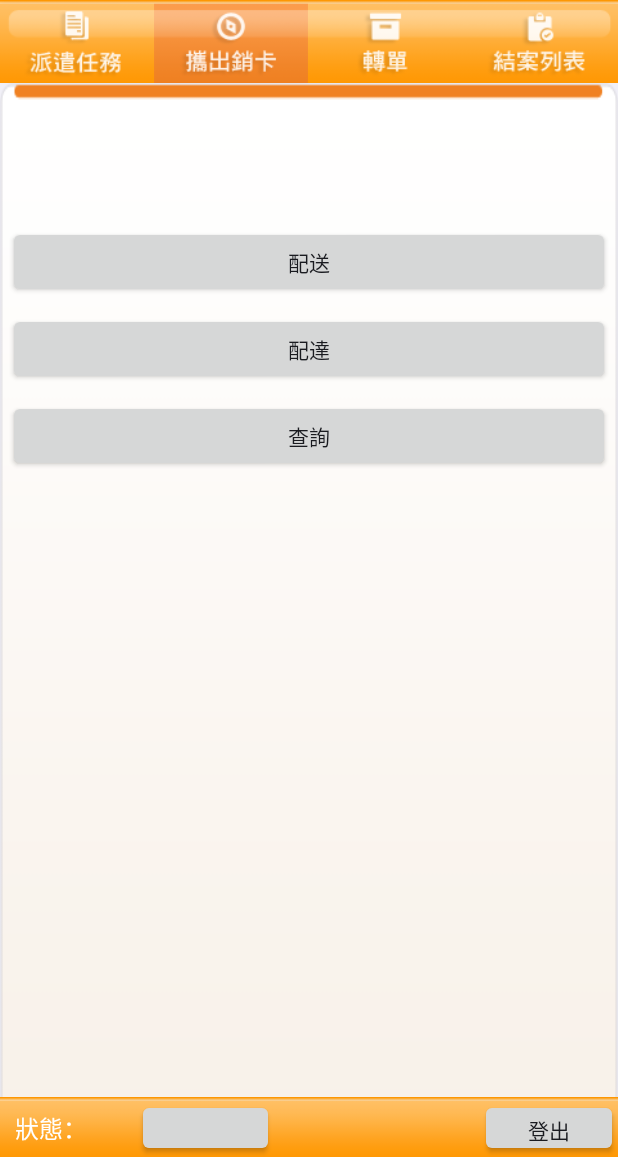
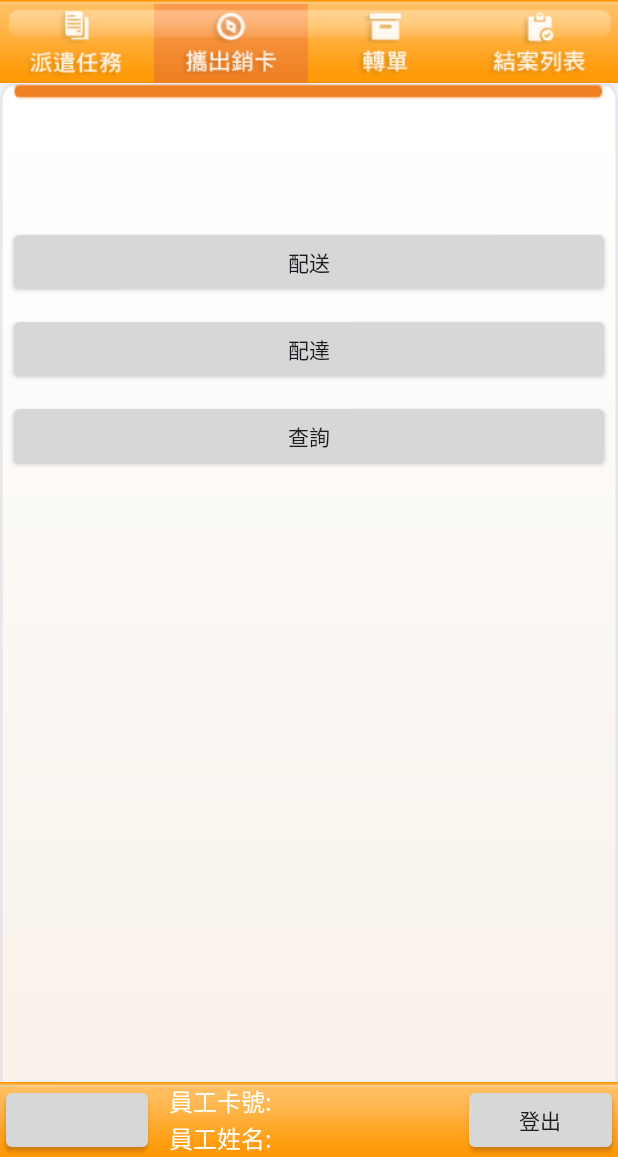
Before and after one commit to tom710236/dan, an Android app: the DataListFrg screen opened directly, with no data from a screen before it, after a tap on an icon or button, on a phone screen of 412 x 824 dp, the part 79-1236 px from its top. Run offline under Robolectric (Android 15) with nearby library versions, the phone set to English and light mode, and no system bars; network calls fail; 3 statements that could not run were skipped.

Commit message:
登入畫面修改後  更新案件編號不存在情境和部分派遣任務處理方式

```diff
--- a/app/src/main/java/com/example/motoapp/DataListFrg.java
+++ b/app/src/main/java/com/example/motoapp/DataListFrg.java
@@ -70,6 +70,7 @@ public class DataListFrg extends Activity implements SurfaceHolder.Callback {
 	Handler handlerTask;
 	Handler handlerListView;
 	Handler handlerThread;
+    Handler handlerGet;
 	clsLoginInfo objLoginInfo;
 	ListViewAdpater adpater;
 	Button button_DoList;
@@ -147,6 +148,16 @@ public class DataListFrg extends Activity implements SurfaceHolder.Callback {
 		/*鍵盤事件*/
 		setKeyListener();
 
+		//員工卡號姓名設定
+		clsLoginInfo objL = new clsLoginInfo(context);
+		objL.Load();
+		TextView tID = (TextView)findViewById(R.id.TextID);
+		TextView tName = (TextView)findViewById(R.id.TextName);
+		tID.setText(objL.UserID);
+		tName.setText(objL.UserName);
+
+
+
 		// 0代表橫向、1代表縱向
 		//this.setRequestedOrientation(1);
 		// 設為横向顯示。因為攝影頭會自動翻轉90度，所以如果不横向顯示，看到的畫面就是翻轉的。
@@ -173,7 +184,7 @@ public class DataListFrg extends Activity implements SurfaceHolder.Callback {
 					clsHttpPostAPI.CallAPI(context, "API002");
 
 					int i = clsHttpPostAPI.from_get_json;
-					Log.e("i", String.valueOf(i));
+					Log.e("clsHttpPostAPI", String.valueOf(i));
 					display();
 
 					myDialog = ProgressDialog.show(context, "載入中", "資料讀取中，請稍後！", false);
@@ -284,6 +295,7 @@ public class DataListFrg extends Activity implements SurfaceHolder.Callback {
 			public void onClick(View v) {
 				Log.e("下一步","下一步");
 				new clsHttpPostAPI().CallAPI(context, "API030");
+
 				type="040";
 				display();
 			}
@@ -310,7 +322,7 @@ public class DataListFrg extends Activity implements SurfaceHolder.Callback {
 
 
 
-		/* 託運單拍照後送出 */
+		/* 託運單拍照後傳送 */
 		Button button_Send = (Button) findViewById(R.id.button_Send);
 		button_Send.setOnClickListener(new OnClickListener() {
 
@@ -555,6 +567,7 @@ public class DataListFrg extends Activity implements SurfaceHolder.Callback {
 						// dialog = ProgressDialog.show(MainActivity.this,
 						// "逾時接單", "等待詢車中...", true);
 					}
+
 
 				} catch (Exception e) {
 					// TODO Auto-generated catch block
@@ -707,8 +720,8 @@ public class DataListFrg extends Activity implements SurfaceHolder.Callback {
 									context, R.layout.myspinner, objList);
 
 							Spinner_SetGoods.setAdapter(Adapter);
-
 							type = "05";
+
 							display();
 
 							break;
@@ -718,7 +731,8 @@ public class DataListFrg extends Activity implements SurfaceHolder.Callback {
 							objDB.openDB();
 							objDB.UpdateTaskStatus("51", Application.strCaseID);
 							objDB.DBClose();
-							type = "51";
+							//type = "51";
+							type = "71";
 							display();
 							break;
 
@@ -782,7 +796,13 @@ public class DataListFrg extends Activity implements SurfaceHolder.Callback {
 					}
 
 					if (Result.equals("4")) {
-						clsDialog.Show(context, "ERROR", "");
+						clsDialog.Show(context, "ERROR", "案件編號不存在");
+                        objDB.openDB();
+                        objDB.UpdateTaskStatus("AA", Application.strCaseID);
+                        objDB.DBClose();
+                        myDialog.dismiss();
+                        type="71";
+                        display();
 
 					}
 
@@ -826,6 +846,8 @@ public class DataListFrg extends Activity implements SurfaceHolder.Callback {
 				}
 			}
 		};
+
+
 
 		//上排按鈕設定
 		button_DoList = (Button) findViewById(R.id.button_DoList);
@@ -1781,6 +1803,7 @@ public class DataListFrg extends Activity implements SurfaceHolder.Callback {
 			listView.setAdapter(adpater);
 			Log.e("type",type);
 		}
+
 	}
 
 	public void onStart() {
@@ -1982,9 +2005,9 @@ public class DataListFrg extends Activity implements SurfaceHolder.Callback {
 		Application.IsCreateData = ((CheckBox) findViewById(R.id.chkCreateData))
 				.isChecked();
 
-		if (Application.IsCreateData==true){
+		if (Application.IsCreateData == true) {
 			KeyinFile = 1;
-		}else {
+		} else {
 			KeyinFile = 0;
 		}
 
@@ -1997,7 +2020,7 @@ public class DataListFrg extends Activity implements SurfaceHolder.Callback {
 		objL.Load();
 
 
-		String url = "http://efms.hinet.net/FMS_WSMotor/Services/API/Motor_Dispatch/Upload_For\n" +
+		String url = Application.ChtUrl + "Services/API/Motor_Dispatch/Upload_For\n" +
 				"wardOrder.aspx";
 		final MediaType MEDIA_TYPE_PNG = MediaType.parse("image/jpg");
 		OkHttpClient client = new OkHttpClient();
@@ -2040,7 +2063,7 @@ public class DataListFrg extends Activity implements SurfaceHolder.Callback {
 						runOnUiThread(new Runnable() {
 							@Override
 							public void run() {
-								type="71";
+								type = "71";
 								display();
 							}
 						});
@@ -2058,7 +2081,7 @@ public class DataListFrg extends Activity implements SurfaceHolder.Callback {
 								ImageView imv;
 								imv = (ImageView) findViewById(R.id.imageView);
 								imv.setImageBitmap(bmp);
-								type="41";
+								type = "41";
 								display();
 
 							}
@@ -2069,10 +2092,12 @@ public class DataListFrg extends Activity implements SurfaceHolder.Callback {
 			});
 
 
-		}else{
+		} else {
 			Toast.makeText(DataListFrg.this, "請確認是否有拍照", Toast.LENGTH_SHORT).show();
 
 		}
 	}
 	}
+
+
 }
--- a/app/src/main/java/com/example/motoapp/InOutFrg.java
+++ b/app/src/main/java/com/example/motoapp/InOutFrg.java
@@ -107,6 +107,15 @@ public class InOutFrg extends Activity {
 		{
 			Application.strDate = strDate;
 		}*/
+
+
+		//員工卡號姓名設定
+		clsLoginInfo objL = new clsLoginInfo(context);
+		objL.Load();
+		TextView tID = (TextView)findViewById(R.id.TextID);
+		TextView tName = (TextView)findViewById(R.id.TextName);
+		tID.setText(objL.UserID);
+		tName.setText(objL.UserName);
 
 		SysApplication.getInstance().addActivity(this);
 		listView = (ListView) findViewById(R.id.listView_Reason);
--- a/app/src/main/java/com/example/motoapp/clsHttpPostAPI.java
+++ b/app/src/main/java/com/example/motoapp/clsHttpPostAPI.java
@@ -176,7 +176,7 @@ public class clsHttpPostAPI extends Activity {
 						"&TransportID="+Application.strCar+
 						"&key="+Application.strKey;
 						//"&lon=121.48225"+ "&lat=25.02479";
-				Log.e("strUrl",strUrl);
+				//Log.e("strUrl",strUrl);
 				clsLogger.i("Login", strUrl);
 				strRequestJSON = objHttppost.Invoke(strUrl, "");
 				JSONObject json = new JSONObject(strRequestJSON);
@@ -214,7 +214,6 @@ public class clsHttpPostAPI extends Activity {
 				JSONObject json = new JSONObject(strRequestJSON);
 				from_get_json = json.getInt("Result");
 				Log.e("from_get_json", String.valueOf(from_get_json));
-
 				json.put("Type", "1");
 				if(handlerTask!=null)
 				Log.e("json1", String.valueOf(json));
@@ -632,7 +631,7 @@ public class clsHttpPostAPI extends Activity {
 				objDB = new dbLocations(context);
 				objDB.openDB();
 				clsTask objT = objDB.LoadTask(Application.strCaseID);
-				objDB.UpdateTaskStatus("06", objT.CaseID);
+				objDB.UpdateTaskStatus("41", objT.CaseID);
 				objDB.DBClose();
 
 				clsLoginInfo objL = new clsLoginInfo(context);
--- a/app/src/main/java/com/example/motoapp/clsTask.java
+++ b/app/src/main/java/com/example/motoapp/clsTask.java
@@ -120,6 +120,8 @@ public class clsTask {
 			return "接單逾時";
 		if(pStrStatus.equals("00"))
 			return "拒絕";
+		if(pStrStatus.equals("AA"))
+			return "案件編號不存在";
 		return "";
 	}
 
--- a/app/src/main/res/layout/footer.xml
+++ b/app/src/main/res/layout/footer.xml
@@ -1,24 +1,15 @@
 <?xml version="1.0" encoding="utf-8"?>
 <RelativeLayout xmlns:android="http://schemas.android.com/apk/res/android"
     android:layout_width="match_parent"
-    android:layout_height="40dp"
-    android:background="@drawable/footer_bg" >
+    android:layout_height="50dp"
+    android:background="@drawable/footer_bg">
 
     <LinearLayout
         android:layout_width="match_parent"
-        android:layout_height="wrap_content"
+        android:layout_height="50dp"
+        android:gravity="center_vertical"
         android:orientation="horizontal"
-        android:paddingTop="1dp"
-        android:gravity="center_vertical" >
-
-        <TextView
-            android:layout_width="0dp"
-            android:layout_height="wrap_content"
-            android:layout_weight="1"
-            android:paddingLeft="10dp"
-            android:text="狀態："
-            android:textColor="#ffffff"
-            android:textSize="16sp" />
+        android:paddingTop="1dp">
 
         <Button
             android:id="@+id/Button_Status"
@@ -29,14 +20,67 @@
             android:text="接單中" />
 
 
+        <LinearLayout
+            android:layout_width="0dp"
+            android:layout_height="50dp"
+            android:layout_weight="2"
+            android:orientation="vertical">
 
-        <TextView
-            android:layout_width="0dp"
-            android:layout_height="wrap_content"
-            android:layout_weight="1.5"
-            android:text=""
-            android:textColor="#ffffff"
-            android:textSize="16sp" />
+            <LinearLayout
+                android:layout_width="match_parent"
+                android:layout_height="0dp"
+                android:layout_weight="1"
+                android:orientation="horizontal">
+
+                <TextView
+                    android:id="@+id/textView7"
+                    android:layout_width="0dp"
+                    android:layout_height="wrap_content"
+                    android:layout_weight="1"
+                    android:paddingLeft="10dp"
+                    android:text="員工卡號:"
+                    android:textColor="#ffffff"
+                    android:textSize="16sp" />
+
+                <TextView
+                    android:id="@+id/TextID"
+                    android:layout_width="0dp"
+                    android:layout_height="wrap_content"
+                    android:layout_weight="1"
+                    android:paddingLeft="10dp"
+                    android:text="666666"
+                    android:textColor="#ffffff"
+                    android:textSize="16sp" />
+
+            </LinearLayout>
+
+            <LinearLayout
+                android:layout_width="match_parent"
+                android:layout_height="0dp"
+                android:layout_weight="1"
+                android:orientation="horizontal">
+
+                <TextView
+                    android:id="@+id/textView12"
+                    android:layout_width="0dp"
+                    android:layout_height="wrap_content"
+                    android:layout_weight="1"
+                    android:paddingLeft="10dp"
+                    android:text="員工姓名:"
+                    android:textColor="#ffffff"
+                    android:textSize="16sp" />
+
+                <TextView
+                    android:id="@+id/TextName"
+                    android:layout_width="0dp"
+                    android:layout_height="wrap_content"
+                    android:layout_weight="1"
+                    android:paddingLeft="10dp"
+                    android:text="666666"
+                    android:textColor="#ffffff"
+                    android:textSize="16sp" />
+            </LinearLayout>
+        </LinearLayout>
 
         <Button
             android:id="@+id/Button_Logout"
--- a/app/src/main/res/layout/frg_inout.xml
+++ b/app/src/main/res/layout/frg_inout.xml
@@ -341,7 +341,7 @@
                             android:layout_height="wrap_content"
                             android:layout_weight="2"
                             android:gravity="right"
-                            android:text="代收貸款："
+                            android:text="代收貨款："
                             android:textSize="16sp" />
 
                         <TextView
@@ -604,7 +604,7 @@
                             android:layout_height="wrap_content"
                             android:layout_weight="2"
                             android:gravity="right"
-                            android:text="代收貸款："
+                            android:text="代收貨款："
                             android:textSize="16sp" />
 
                         <TextView
@@ -766,7 +766,7 @@
                             android:layout_width="0dp"
                             android:layout_height="wrap_content"
                             android:layout_weight="1.5"
-                            android:text="代收貸款："
+                            android:text="代收貨款："
                             android:textSize="16sp" />
 
                         <TextView
```
Also changed, not shown: app/src/main/java/com/example/motoapp/Delay.java (+5 -3 lines), app/src/main/java/com/example/motoapp/GetTaskFrg.java (+11 -1 lines), app/src/main/java/com/example/motoapp/HistoryFragment.java (+8 -0 lines), app/src/main/java/com/example/motoapp/Login.java (+27 -2 lines), 144 other files.
